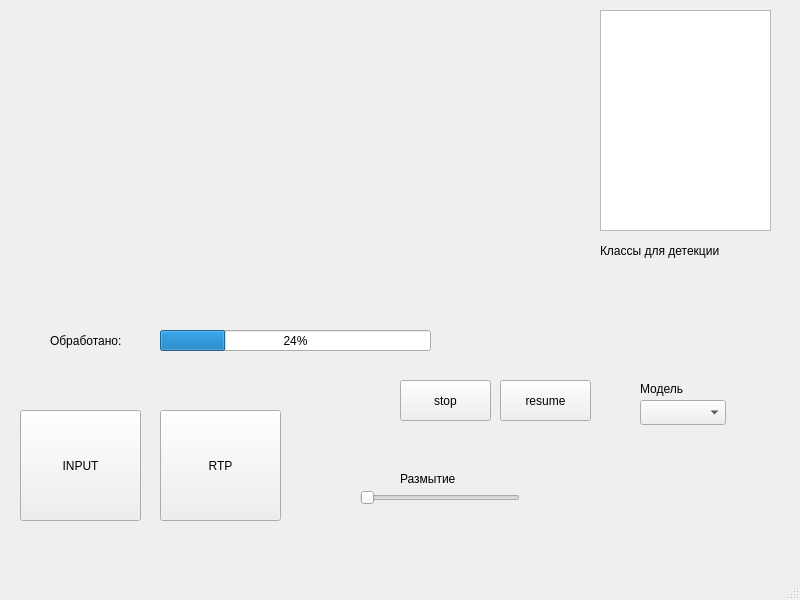
This is sneaky_face/mainwindow.ui in TawerkaQQ/sneaky-face as Qt 5 draws it before an edit. The edited form follows.
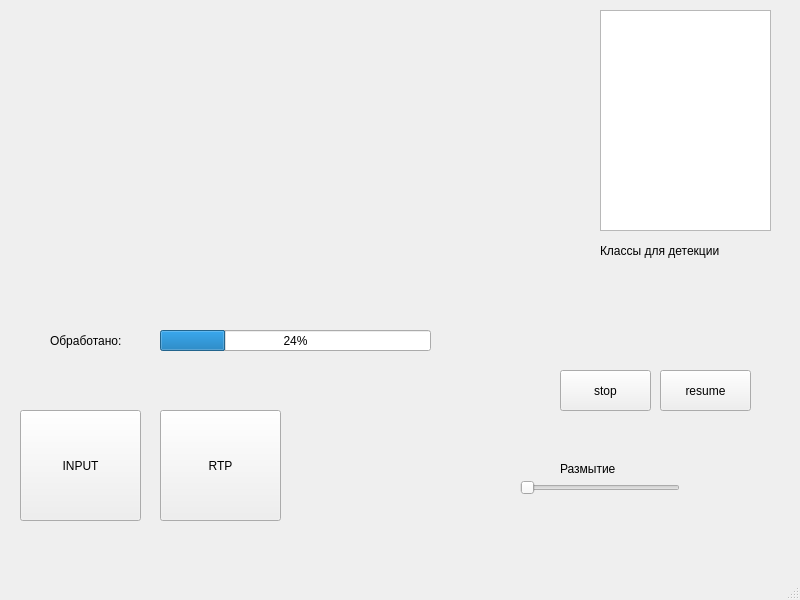
This is the edited form.

```diff
--- a/sneaky_face/mainwindow.ui
+++ b/sneaky_face/mainwindow.ui
@@ -40,34 +40,11 @@
      <string>Классы для детекции</string>
     </property>
    </widget>
-   <widget class="QLabel" name="label_2">
-    <property name="geometry">
-     <rect>
-      <x>640</x>
-      <y>380</y>
-      <width>67</width>
-      <height>17</height>
-     </rect>
-    </property>
-    <property name="text">
-     <string>Модель</string>
-    </property>
-   </widget>
-   <widget class="QComboBox" name="comboBox_2">
-    <property name="geometry">
-     <rect>
-      <x>640</x>
-      <y>400</y>
-      <width>86</width>
-      <height>25</height>
-     </rect>
-    </property>
-   </widget>
    <widget class="QSlider" name="horizontalSlider">
     <property name="geometry">
      <rect>
-      <x>360</x>
-      <y>490</y>
+      <x>520</x>
+      <y>480</y>
       <width>160</width>
       <height>16</height>
      </rect>
@@ -79,8 +56,8 @@
    <widget class="QLabel" name="label_3">
     <property name="geometry">
      <rect>
-      <x>400</x>
-      <y>470</y>
+      <x>560</x>
+      <y>460</y>
       <width>81</width>
       <height>17</height>
      </rect>
@@ -131,8 +108,8 @@
    <widget class="QPushButton" name="stop_button">
     <property name="geometry">
      <rect>
-      <x>400</x>
-      <y>380</y>
+      <x>560</x>
+      <y>370</y>
       <width>91</width>
       <height>41</height>
      </rect>
@@ -144,8 +121,8 @@
    <widget class="QPushButton" name="resumeButton">
     <property name="geometry">
      <rect>
-      <x>500</x>
-      <y>380</y>
+      <x>660</x>
+      <y>370</y>
       <width>91</width>
       <height>41</height>
      </rect>
@@ -157,8 +134,8 @@
    <widget class="QLabel" name="label_5">
     <property name="geometry">
      <rect>
-      <x>530</x>
-      <y>470</y>
+      <x>690</x>
+      <y>460</y>
       <width>51</width>
       <height>51</height>
      </rect>
```
